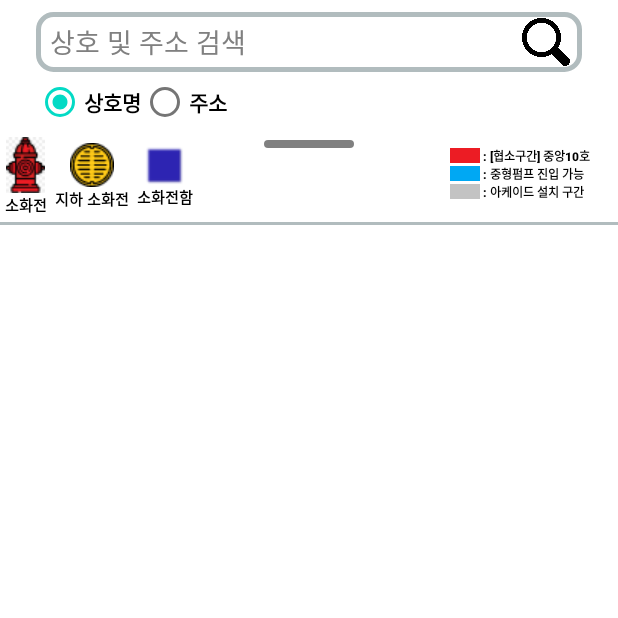
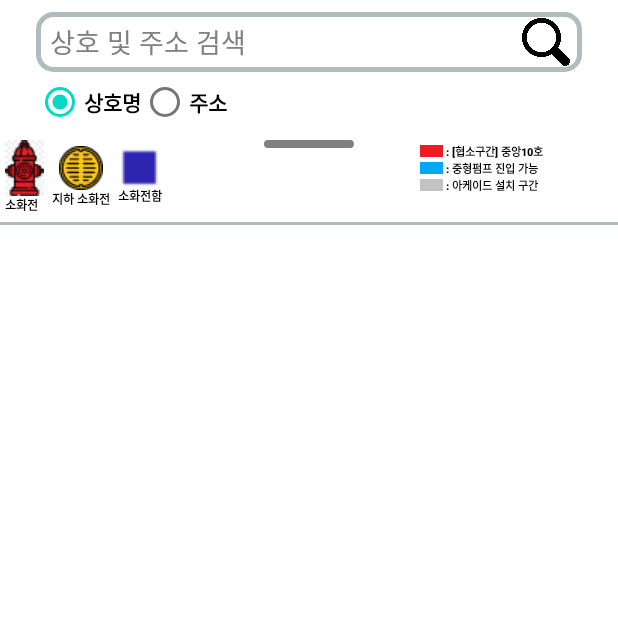
Before and after one commit to attlet/FireOperatiomMapUI, an Android app: the screen it shows after launch (MainActivity), on a phone screen of 412 x 824 dp, the top half of it. Run offline under Robolectric (Android 15) with nearby library versions, the phone set to English and light mode, and no system bars; our stand-ins replace Firebase (no records; nobody signed in at launch, a user with empty details on screens opened directly); libraries missing offline, so code that uses them is left out: com.github.chrisbanes.photoview, com.sothree.slidinguppanel; plain views replace PhotoView, SlidingUpPanelLayout; pictures from the network do not load; 7 statements that could not run were skipped.

Commit message:
지도 사진, 메뉴 디자인 수정

```diff
--- a/app/build.gradle
+++ b/app/build.gradle
@@ -42,6 +42,8 @@ dependencies {
     implementation 'com.sothree.slidinguppanel:library:3.4.0'
 
     implementation 'com.github.bumptech.glide:glide:4.10.0'
+    implementation 'com.google.firebase:firebase-auth'
+    implementation platform('com.google.firebase:firebase-bom:26.2.0')
     annotationProcessor 'com.github.bumptech.glide:compiler:4.10.0'
     testImplementation 'junit:junit:4.+'
     androidTestImplementation 'androidx.test.ext:junit:1.1.2'
--- a/app/src/main/res/layout/sliding_up_panel.xml
+++ b/app/src/main/res/layout/sliding_up_panel.xml
@@ -34,7 +34,7 @@
             android:fontFamily="sans-serif-black"
             android:text="소화전"
             android:textColor="#000000"
-            android:textSize="10sp" />
+            android:textSize="8sp" />
 
         <TextView
             android:id="@+id/icon_text2"
@@ -47,7 +47,7 @@
             android:fontFamily="sans-serif-black"
             android:text="지하 소화전"
             android:textColor="#000000"
-            android:textSize="10sp" />
+            android:textSize="8sp" />
 
         <TextView
             android:id="@+id/icon_text3"
@@ -60,15 +60,15 @@
             android:fontFamily="sans-serif-black"
             android:text="소화전함"
             android:textColor="#000000"
-            android:textSize="10sp" />
+            android:textSize="8sp" />
 
         <LinearLayout
             android:layout_width="wrap_content"
             android:layout_height="wrap_content"
-            android:layout_marginStart="300dp"
-            android:layout_marginTop="10dp"
+            android:layout_marginStart="280dp"
+            android:layout_marginTop="7dp"
 
-            android:layout_marginRight="5dp"
+            android:layout_marginRight="15dp"
             android:orientation="vertical">
 
 
@@ -80,7 +80,7 @@
                 android:fontFamily="sans-serif-black"
                 android:text=" : [협소구간] 중앙10호"
                 android:textColor="#000000"
-                android:textSize="8sp" />
+                android:textSize="7sp" />
 
             <TextView
                 android:id="@+id/textView2"
@@ -90,7 +90,7 @@
                 android:fontFamily="sans-serif-black"
                 android:text=" : 중형펌프 진입 가능"
                 android:textColor="#000000"
-                android:textSize="8sp" />
+                android:textSize="7sp" />
 
             <TextView
                 android:id="@+id/textView3"
@@ -100,7 +100,7 @@
                 android:fontFamily="sans-serif-black"
                 android:text=" : 아케이드 설치 구간"
                 android:textColor="#000000"
-                android:textSize="8sp" />
+                android:textSize="7sp" />
         </LinearLayout>
 
 
--- a/app/src/main/res/values-night/themes.xml
+++ b/app/src/main/res/values-night/themes.xml
@@ -12,5 +12,8 @@
         <!-- Status bar color. -->
         <item name="android:statusBarColor" tools:targetApi="l">?attr/colorPrimaryVariant</item>
         <!-- Customize your theme here. -->
+        <item name="android:windowFullscreen">false</item>
+        <item name="android:windowContentOverlay">@null</item>
+        <item name="android:fitsSystemWindows">false</item>
     </style>
 </resources>
--- a/app/src/main/res/values/colors.xml
+++ b/app/src/main/res/values/colors.xml
@@ -9,4 +9,6 @@
     <color name="white">#FFFFFFFF</color>
     <color name="hint_text_color"> #808080 </color>
     <color name="firefighter_color">#FFFA4614</color>
+    <color name="colorPrimary">@color/primary_material_dark</color>
+    <color name="colorPrimaryDark">@color/primary_dark_material_dark</color>
 </resources>
--- a/app/src/main/res/values/themes.xml
+++ b/app/src/main/res/values/themes.xml
@@ -2,7 +2,7 @@
     <!-- Base application theme. -->
     <style name="Theme.FireOperationMap" parent="Theme.MaterialComponents.DayNight.DarkActionBar">
         <!-- Primary brand color. -->
-        <item name="colorPrimary">@color/purple_500</item>
+        <item name="colorPrimary">@color/colorPrimary</item>
         <item name="colorPrimaryVariant">@color/firefighter_color</item>
         <item name="colorOnPrimary">@color/white</item>
         <!-- Secondary brand color. -->
@@ -12,5 +12,8 @@
         <!-- Status bar color. -->
         <item name="android:statusBarColor" tools:targetApi="l">?attr/colorPrimaryVariant</item>
         <!-- Customize your theme here. -->
+        <item name="android:windowFullscreen">false</item>
+        <item name="android:windowContentOverlay">@null</item>
+        <item name="android:fitsSystemWindows">false</item>
     </style>
 </resources>
```
Also changed, not shown: app/src/main/res/drawable/long_blue_square.png, app/src/main/res/drawable/long_gray_square.png, app/src/main/res/drawable/long_red_square.png, 2 other files.
